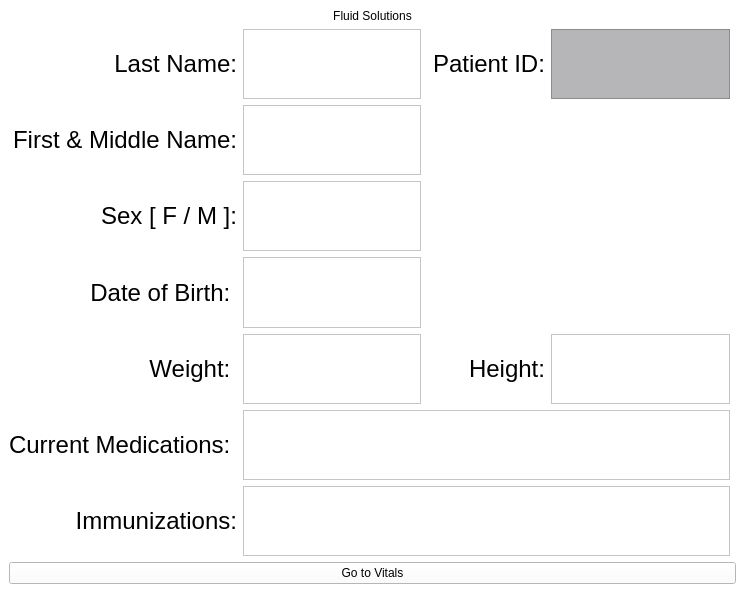
This is app/frontend/views/patientWindow.ui in lmitchell33/Fluid-Solutions as Qt 5 draws it before an edit. The edited form follows.
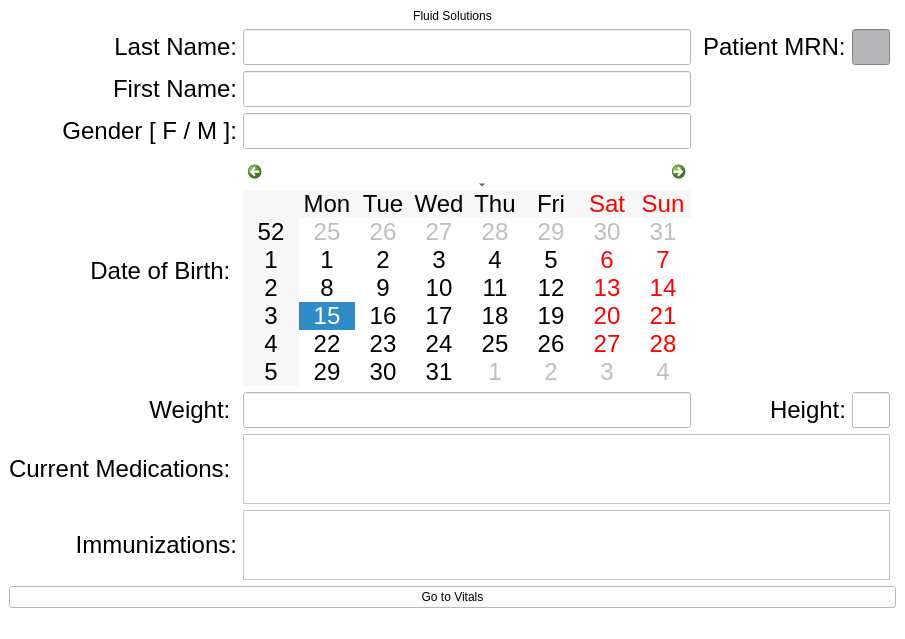
This is the edited form.

Commit message: organized patient window ui file

```diff
--- a/app/frontend/views/patientWindow.ui
+++ b/app/frontend/views/patientWindow.ui
@@ -16,223 +16,18 @@
   <property name="styleSheet">
    <string notr="true">background-color: rgb(255, 255, 255)</string>
   </property>
+
+      <!-- Begin Central Widget -->
+
   <widget class="QWidget" name="centralwidget">
+
+      <!-- Begin Layout -->
+
    <layout class="QGridLayout" name="gridLayout">
-    <item row="8" column="0" colspan="7">
-     <widget class="QPushButton" name="routing_button">
-      <property name="toolTip">
-       <string>Click to view vitals window</string>
-      </property>
-      <property name="text">
-       <string>Go to Vitals</string>
-      </property>
-     </widget>
-    </item>
-    <item row="1" column="5">
-     <widget class="QTextEdit" name="textEdit_10">
-      <property name="font">
-       <font>
-        <pointsize>18</pointsize>
-       </font>
-      </property>
-      <property name="styleSheet">
-       <string notr="true">background-color: rgb(182, 181, 184);</string>
-      </property>
-      <property name="html">
-       <string>&lt;!DOCTYPE HTML PUBLIC &quot;-//W3C//DTD HTML 4.0//EN&quot; &quot;http://www.w3.org/TR/REC-html40/strict.dtd&quot;&gt;
-&lt;html&gt;&lt;head&gt;&lt;meta name=&quot;qrichtext&quot; content=&quot;1&quot; /&gt;&lt;meta charset=&quot;utf-8&quot; /&gt;&lt;style type=&quot;text/css&quot;&gt;
-p, li { white-space: pre-wrap; }
-hr { height: 1px; border-width: 0; }
-li.unchecked::marker { content: &quot;\2610&quot;; }
-li.checked::marker { content: &quot;\2612&quot;; }
-&lt;/style&gt;&lt;/head&gt;&lt;body style=&quot; font-family:'.AppleSystemUIFont'; font-size:18pt; font-weight:400; font-style:normal;&quot;&gt;
-&lt;p style=&quot;-qt-paragraph-type:empty; margin-top:0px; margin-bottom:0px; margin-left:0px; margin-right:0px; -qt-block-indent:0; text-indent:0px; font-size:13pt;&quot;&gt;&lt;br /&gt;&lt;/p&gt;&lt;/body&gt;&lt;/html&gt;</string>
-      </property>
-     </widget>
-    </item>
-    <item row="6" column="0">
-     <widget class="QLabel" name="label_8">
-      <property name="font">
-       <font>
-        <pointsize>18</pointsize>
-       </font>
-      </property>
-      <property name="text">
-       <string>Current Medications: </string>
-      </property>
-      <property name="alignment">
-       <set>Qt::AlignRight|Qt::AlignTrailing|Qt::AlignVCenter</set>
-      </property>
-     </widget>
-    </item>
-    <item row="3" column="1">
-     <widget class="QTextEdit" name="textEdit_2">
-      <property name="font">
-       <font>
-        <pointsize>18</pointsize>
-       </font>
-      </property>
-      <property name="html">
-       <string>&lt;!DOCTYPE HTML PUBLIC &quot;-//W3C//DTD HTML 4.0//EN&quot; &quot;http://www.w3.org/TR/REC-html40/strict.dtd&quot;&gt;
-&lt;html&gt;&lt;head&gt;&lt;meta name=&quot;qrichtext&quot; content=&quot;1&quot; /&gt;&lt;meta charset=&quot;utf-8&quot; /&gt;&lt;style type=&quot;text/css&quot;&gt;
-p, li { white-space: pre-wrap; }
-hr { height: 1px; border-width: 0; }
-li.unchecked::marker { content: &quot;\2610&quot;; }
-li.checked::marker { content: &quot;\2612&quot;; }
-&lt;/style&gt;&lt;/head&gt;&lt;body style=&quot; font-family:'.AppleSystemUIFont'; font-size:18pt; font-weight:400; font-style:normal;&quot;&gt;
-&lt;p style=&quot;-qt-paragraph-type:empty; margin-top:0px; margin-bottom:0px; margin-left:0px; margin-right:0px; -qt-block-indent:0; text-indent:0px; font-size:13pt;&quot;&gt;&lt;br /&gt;&lt;/p&gt;&lt;/body&gt;&lt;/html&gt;</string>
-      </property>
-     </widget>
-    </item>
-    <item row="2" column="1">
-     <widget class="QTextEdit" name="textEdit">
-      <property name="font">
-       <font>
-        <pointsize>18</pointsize>
-       </font>
-      </property>
-      <property name="html">
-       <string>&lt;!DOCTYPE HTML PUBLIC &quot;-//W3C//DTD HTML 4.0//EN&quot; &quot;http://www.w3.org/TR/REC-html40/strict.dtd&quot;&gt;
-&lt;html&gt;&lt;head&gt;&lt;meta name=&quot;qrichtext&quot; content=&quot;1&quot; /&gt;&lt;meta charset=&quot;utf-8&quot; /&gt;&lt;style type=&quot;text/css&quot;&gt;
-p, li { white-space: pre-wrap; }
-hr { height: 1px; border-width: 0; }
-li.unchecked::marker { content: &quot;\2610&quot;; }
-li.checked::marker { content: &quot;\2612&quot;; }
-&lt;/style&gt;&lt;/head&gt;&lt;body style=&quot; font-family:'.AppleSystemUIFont'; font-size:18pt; font-weight:400; font-style:normal;&quot;&gt;
-&lt;p style=&quot;-qt-paragraph-type:empty; margin-top:0px; margin-bottom:0px; margin-left:0px; margin-right:0px; -qt-block-indent:0; text-indent:0px;&quot;&gt;&lt;br /&gt;&lt;/p&gt;&lt;/body&gt;&lt;/html&gt;</string>
-      </property>
-     </widget>
-    </item>
-    <item row="2" column="0">
-     <widget class="QLabel" name="label_3">
-      <property name="font">
-       <font>
-        <pointsize>18</pointsize>
-       </font>
-      </property>
-      <property name="text">
-       <string>First &amp; Middle Name:</string>
-      </property>
-      <property name="alignment">
-       <set>Qt::AlignRight|Qt::AlignTrailing|Qt::AlignVCenter</set>
-      </property>
-     </widget>
-    </item>
-    <item row="5" column="1">
-     <widget class="QTextEdit" name="textEdit_6">
-      <property name="font">
-       <font>
-        <pointsize>18</pointsize>
-       </font>
-      </property>
-      <property name="html">
-       <string>&lt;!DOCTYPE HTML PUBLIC &quot;-//W3C//DTD HTML 4.0//EN&quot; &quot;http://www.w3.org/TR/REC-html40/strict.dtd&quot;&gt;
-&lt;html&gt;&lt;head&gt;&lt;meta name=&quot;qrichtext&quot; content=&quot;1&quot; /&gt;&lt;meta charset=&quot;utf-8&quot; /&gt;&lt;style type=&quot;text/css&quot;&gt;
-p, li { white-space: pre-wrap; }
-hr { height: 1px; border-width: 0; }
-li.unchecked::marker { content: &quot;\2610&quot;; }
-li.checked::marker { content: &quot;\2612&quot;; }
-&lt;/style&gt;&lt;/head&gt;&lt;body style=&quot; font-family:'.AppleSystemUIFont'; font-size:18pt; font-weight:400; font-style:normal;&quot;&gt;
-&lt;p style=&quot;-qt-paragraph-type:empty; margin-top:0px; margin-bottom:0px; margin-left:0px; margin-right:0px; -qt-block-indent:0; text-indent:0px; font-size:13pt;&quot;&gt;&lt;br /&gt;&lt;/p&gt;&lt;/body&gt;&lt;/html&gt;</string>
-      </property>
-     </widget>
-    </item>
-    <item row="3" column="0">
-     <widget class="QLabel" name="label_2">
-      <property name="font">
-       <font>
-        <pointsize>18</pointsize>
-       </font>
-      </property>
-      <property name="text">
-       <string>Sex [ F / M ]:</string>
-      </property>
-      <property name="alignment">
-       <set>Qt::AlignRight|Qt::AlignTrailing|Qt::AlignVCenter</set>
-      </property>
-     </widget>
-    </item>
-    <item row="1" column="0">
-     <widget class="QLabel" name="label_11">
-      <property name="font">
-       <font>
-        <pointsize>18</pointsize>
-       </font>
-      </property>
-      <property name="text">
-       <string>Last Name:</string>
-      </property>
-      <property name="alignment">
-       <set>Qt::AlignRight|Qt::AlignTrailing|Qt::AlignVCenter</set>
-      </property>
-     </widget>
-    </item>
-    <item row="7" column="0">
-     <widget class="QLabel" name="label_10">
-      <property name="font">
-       <font>
-        <pointsize>18</pointsize>
-       </font>
-      </property>
-      <property name="text">
-       <string>Immunizations:</string>
-      </property>
-      <property name="alignment">
-       <set>Qt::AlignRight|Qt::AlignTrailing|Qt::AlignVCenter</set>
-      </property>
-     </widget>
-    </item>
-    <item row="4" column="0">
-     <widget class="QLabel" name="label_6">
-      <property name="font">
-       <font>
-        <pointsize>18</pointsize>
-       </font>
-      </property>
-      <property name="text">
-       <string>Date of Birth: </string>
-      </property>
-      <property name="alignment">
-       <set>Qt::AlignRight|Qt::AlignTrailing|Qt::AlignVCenter</set>
-      </property>
-     </widget>
-    </item>
-    <item row="5" column="0">
-     <widget class="QLabel" name="label_5">
-      <property name="font">
-       <font>
-        <pointsize>18</pointsize>
-       </font>
-      </property>
-      <property name="text">
-       <string>Weight: </string>
-      </property>
-      <property name="alignment">
-       <set>Qt::AlignRight|Qt::AlignTrailing|Qt::AlignVCenter</set>
-      </property>
-     </widget>
-    </item>
-    <item row="4" column="1">
-     <widget class="QTextEdit" name="textEdit_3">
-      <property name="font">
-       <font>
-        <pointsize>18</pointsize>
-       </font>
-      </property>
-      <property name="html">
-       <string>&lt;!DOCTYPE HTML PUBLIC &quot;-//W3C//DTD HTML 4.0//EN&quot; &quot;http://www.w3.org/TR/REC-html40/strict.dtd&quot;&gt;
-&lt;html&gt;&lt;head&gt;&lt;meta name=&quot;qrichtext&quot; content=&quot;1&quot; /&gt;&lt;meta charset=&quot;utf-8&quot; /&gt;&lt;style type=&quot;text/css&quot;&gt;
-p, li { white-space: pre-wrap; }
-hr { height: 1px; border-width: 0; }
-li.unchecked::marker { content: &quot;\2610&quot;; }
-li.checked::marker { content: &quot;\2612&quot;; }
-&lt;/style&gt;&lt;/head&gt;&lt;body style=&quot; font-family:'.AppleSystemUIFont'; font-size:18pt; font-weight:400; font-style:normal;&quot;&gt;
-&lt;p style=&quot;-qt-paragraph-type:empty; margin-top:0px; margin-bottom:0px; margin-left:0px; margin-right:0px; -qt-block-indent:0; text-indent:0px; font-size:13pt;&quot;&gt;&lt;br /&gt;&lt;/p&gt;&lt;/body&gt;&lt;/html&gt;</string>
-      </property>
-     </widget>
-    </item>
+
+      <!-- Label for the Fluid Solutions Title/Header -->
     <item row="0" column="0" colspan="7">
-     <widget class="QLabel" name="label">
+     <widget class="QLabel" name="title_label">
       <property name="styleSheet">
        <string notr="true">font: 48pt &quot;Times New Roman&quot;;</string>
       </property>
@@ -244,39 +39,55 @@
       </property>
      </widget>
     </item>
+
+      <!-- Label for the Patient MRN -->
     <item row="1" column="3" colspan="2">
-     <widget class="QLabel" name="label_12">
+     <widget class="QLabel" name="mrn_label">
       <property name="font">
        <font>
         <pointsize>18</pointsize>
        </font>
       </property>
       <property name="text">
-       <string>Patient ID:</string>
+       <string>Patient MRN:</string>
       </property>
      </widget>
     </item>
-    <item row="6" column="1" colspan="5">
-     <widget class="QTextEdit" name="textEdit_7">
+
+      <!-- Text box for the Patient MRN -->
+    <item row="1" column="5">
+     <widget class="QLineEdit" name="mrn_value">
       <property name="font">
        <font>
         <pointsize>18</pointsize>
        </font>
       </property>
-      <property name="html">
-       <string>&lt;!DOCTYPE HTML PUBLIC &quot;-//W3C//DTD HTML 4.0//EN&quot; &quot;http://www.w3.org/TR/REC-html40/strict.dtd&quot;&gt;
-&lt;html&gt;&lt;head&gt;&lt;meta name=&quot;qrichtext&quot; content=&quot;1&quot; /&gt;&lt;meta charset=&quot;utf-8&quot; /&gt;&lt;style type=&quot;text/css&quot;&gt;
-p, li { white-space: pre-wrap; }
-hr { height: 1px; border-width: 0; }
-li.unchecked::marker { content: &quot;\2610&quot;; }
-li.checked::marker { content: &quot;\2612&quot;; }
-&lt;/style&gt;&lt;/head&gt;&lt;body style=&quot; font-family:'.AppleSystemUIFont'; font-size:18pt; font-weight:400; font-style:normal;&quot;&gt;
-&lt;p style=&quot;-qt-paragraph-type:empty; margin-top:0px; margin-bottom:0px; margin-left:0px; margin-right:0px; -qt-block-indent:0; text-indent:0px; font-size:13pt;&quot;&gt;&lt;br /&gt;&lt;/p&gt;&lt;/body&gt;&lt;/html&gt;</string>
+      <property name="styleSheet">
+       <string notr="true">background-color: rgb(182, 181, 184);</string>
       </property>
      </widget>
     </item>
+
+      <!-- Label for the Last Name field -->
+    <item row="1" column="0">
+     <widget class="QLabel" name="lastname_label">
+      <property name="font">
+       <font>
+        <pointsize>18</pointsize>
+       </font>
+      </property>
+      <property name="text">
+       <string>Last Name:</string>
+      </property>
+      <property name="alignment">
+       <set>Qt::AlignRight|Qt::AlignTrailing|Qt::AlignVCenter</set>
+      </property>
+     </widget>
+    </item>
+
+      <!-- Textbox for the Lastname field -->
     <item row="1" column="1">
-     <widget class="QTextEdit" name="textEdit_9">
+     <widget class="QLineEdit" name="lastname_value">
       <property name="font">
        <font>
         <pointsize>18</pointsize>
@@ -284,20 +95,125 @@
         <kerning>true</kerning>
        </font>
       </property>
-      <property name="html">
-       <string>&lt;!DOCTYPE HTML PUBLIC &quot;-//W3C//DTD HTML 4.0//EN&quot; &quot;http://www.w3.org/TR/REC-html40/strict.dtd&quot;&gt;
-&lt;html&gt;&lt;head&gt;&lt;meta name=&quot;qrichtext&quot; content=&quot;1&quot; /&gt;&lt;meta charset=&quot;utf-8&quot; /&gt;&lt;style type=&quot;text/css&quot;&gt;
-p, li { white-space: pre-wrap; }
-hr { height: 1px; border-width: 0; }
-li.unchecked::marker { content: &quot;\2610&quot;; }
-li.checked::marker { content: &quot;\2612&quot;; }
-&lt;/style&gt;&lt;/head&gt;&lt;body style=&quot; font-family:'.AppleSystemUIFont'; font-size:18pt; font-weight:400; font-style:normal;&quot;&gt;
-&lt;p style=&quot;-qt-paragraph-type:empty; margin-top:0px; margin-bottom:0px; margin-left:0px; margin-right:0px; -qt-block-indent:0; text-indent:0px; font-size:13pt;&quot;&gt;&lt;br /&gt;&lt;/p&gt;&lt;/body&gt;&lt;/html&gt;</string>
+     </widget>
+    </item>
+
+    <!-- Label for the first name field -->
+    <item row="2" column="0">
+     <widget class="QLabel" name="firstname_label">
+      <property name="font">
+       <font>
+        <pointsize>18</pointsize>
+       </font>
       </property>
+      <property name="text">
+       <string>First Name:</string>
+      </property>
+      <property name="alignment">
+       <set>Qt::AlignRight|Qt::AlignTrailing|Qt::AlignVCenter</set>
+      </property>
      </widget>
     </item>
+
+      <!-- Text entry widget for the first name field -->
+    <item row="2" column="1">
+     <widget class="QLineEdit" name="firstname_value">
+      <property name="font">
+       <font>
+        <pointsize>18</pointsize>
+       </font>
+      </property>
+     </widget>
+    </item>
+
+    <!-- Label for Gender -->
+    <item row="3" column="0">
+     <widget class="QLabel" name="gender_label">
+      <property name="font">
+       <font>
+        <pointsize>18</pointsize>
+       </font>
+      </property>
+      <property name="text">
+       <string>Gender [ F / M ]:</string>
+      </property>
+      <property name="alignment">
+       <set>Qt::AlignRight|Qt::AlignTrailing|Qt::AlignVCenter</set>
+      </property>
+     </widget>
+    </item>
+
+      <!-- Text box for gender -->
+    <item row="3" column="1">
+     <widget class="QLineEdit" name="gender_value">
+      <property name="font">
+       <font>
+        <pointsize>18</pointsize>
+       </font>
+      </property>
+     </widget>
+    </item>
+
+
+    <!-- Label for date of birth -->
+    <item row="4" column="0">
+     <widget class="QLabel" name="dob_label">
+      <property name="font">
+       <font>
+        <pointsize>18</pointsize>
+       </font>
+      </property>
+      <property name="text">
+       <string>Date of Birth: </string>
+      </property>
+      <property name="alignment">
+       <set>Qt::AlignRight|Qt::AlignTrailing|Qt::AlignVCenter</set>
+      </property>
+     </widget>
+    </item>
+
+      <!-- Textbox for the date of birth -->
+    <item row="4" column="1">
+     <widget class="QCalendarWidget" name="dob_value">
+      <property name="font">
+       <font>
+        <pointsize>18</pointsize>
+       </font>
+      </property>
+     </widget>
+    </item>
+
+    <!-- Label for Weight -->
+    <item row="5" column="0">
+     <widget class="QLabel" name="weight_label">
+      <property name="font">
+       <font>
+        <pointsize>18</pointsize>
+       </font>
+      </property>
+      <property name="text">
+       <string>Weight: </string>
+      </property>
+      <property name="alignment">
+       <set>Qt::AlignRight|Qt::AlignTrailing|Qt::AlignVCenter</set>
+      </property>
+     </widget>
+    </item>
+
+      <!-- Textbox for Weight -->
+    <item row="5" column="1">
+     <widget class="QLineEdit" name="weight_value">
+      <property name="font">
+       <font>
+        <pointsize>18</pointsize>
+       </font>
+      </property>
+     </widget>
+    </item>
+
+    <!-- Label for Height -->
     <item row="5" column="3" colspan="2">
-     <widget class="QLabel" name="label_7">
+     <widget class="QLabel" name="height_label">
       <property name="font">
        <font>
         <pointsize>18</pointsize>
@@ -311,8 +227,10 @@
       </property>
      </widget>
     </item>
+
+    <!-- Textbox for Height -->
     <item row="5" column="5">
-     <widget class="QTextEdit" name="textEdit_4">
+     <widget class="QLineEdit" name="height_value">
       <property name="font">
        <font>
         <pointsize>18</pointsize>
@@ -320,8 +238,65 @@
       </property>
      </widget>
     </item>
+
+      <!-- Label for the Current Medications -->
+    <item row="6" column="0">
+     <widget class="QLabel" name="medications_label">
+      <property name="font">
+       <font>
+        <pointsize>18</pointsize>
+       </font>
+      </property>
+      <property name="text">
+       <string>Current Medications: </string>
+      </property>
+      <property name="alignment">
+       <set>Qt::AlignRight|Qt::AlignTrailing|Qt::AlignVCenter</set>
+      </property>
+     </widget>
+    </item>
+
+          <!--Current Medications Textbox -->
+    <item row="6" column="1" colspan="5">
+     <widget class="QTextEdit" name="medications_value">
+      <property name="font">
+       <font>
+        <pointsize>18</pointsize>
+       </font>
+      </property>
+      <property name="html">
+       <string>&lt;!DOCTYPE HTML PUBLIC &quot;-//W3C//DTD HTML 4.0//EN&quot; &quot;http://www.w3.org/TR/REC-html40/strict.dtd&quot;&gt;
+&lt;html&gt;&lt;head&gt;&lt;meta name=&quot;qrichtext&quot; content=&quot;1&quot; /&gt;&lt;meta charset=&quot;utf-8&quot; /&gt;&lt;style type=&quot;text/css&quot;&gt;
+p, li { white-space: pre-wrap; }
+hr { height: 1px; border-width: 0; }
+li.unchecked::marker { content: &quot;\2610&quot;; }
+li.checked::marker { content: &quot;\2612&quot;; }
+&lt;/style&gt;&lt;/head&gt;&lt;body style=&quot; font-family:'.AppleSystemUIFont'; font-size:18pt; font-weight:400; font-style:normal;&quot;&gt;
+&lt;p style=&quot;-qt-paragraph-type:empty; margin-top:0px; margin-bottom:0px; margin-left:0px; margin-right:0px; -qt-block-indent:0; text-indent:0px; font-size:13pt;&quot;&gt;&lt;br /&gt;&lt;/p&gt;&lt;/body&gt;&lt;/html&gt;</string>
+      </property>
+     </widget>
+    </item>
+
+      <!-- Label for Immunizations -->
+    <item row="7" column="0">
+     <widget class="QLabel" name="immunizations_label">
+      <property name="font">
+       <font>
+        <pointsize>18</pointsize>
+       </font>
+      </property>
+      <property name="text">
+       <string>Immunizations:</string>
+      </property>
+      <property name="alignment">
+       <set>Qt::AlignRight|Qt::AlignTrailing|Qt::AlignVCenter</set>
+      </property>
+     </widget>
+    </item>
+
+    <!-- Text box for Immunizations -->
     <item row="7" column="1" colspan="5">
-     <widget class="QTextEdit" name="textEdit_5">
+     <widget class="QTextEdit" name="immunizations_value">
       <property name="font">
        <font>
         <pointsize>18</pointsize>
@@ -339,19 +314,32 @@
       </property>
      </widget>
     </item>
+
+        <!-- Routing Button -->
+    <item row="8" column="0" colspan="7">
+     <widget class="QPushButton" name="routing_button">
+      <property name="toolTip">
+       <string>Click to view vitals window</string>
+      </property>
+      <property name="text">
+       <string>Go to Vitals</string>
+      </property>
+     </widget>
+    </item>
+
+      <!-- End layout -->
+
    </layout>
+
+      <!-- End Central Widget -->
+
   </widget>
-  <widget class="QMenuBar" name="menubar">
-   <property name="geometry">
-    <rect>
-     <x>0</x>
-     <y>0</y>
-     <width>745</width>
-     <height>21</height>
-    </rect>
-   </property>
-  </widget>
+
+  <!-- status bar to hold the button -->
   <widget class="QStatusBar" name="statusbar"/>
+
+      <!-- End Main Window Widget -->
+
  </widget>
  <resources/>
  <connections/>
```
Left out of the diff: 3 changed lines with no effect on the pictures.
